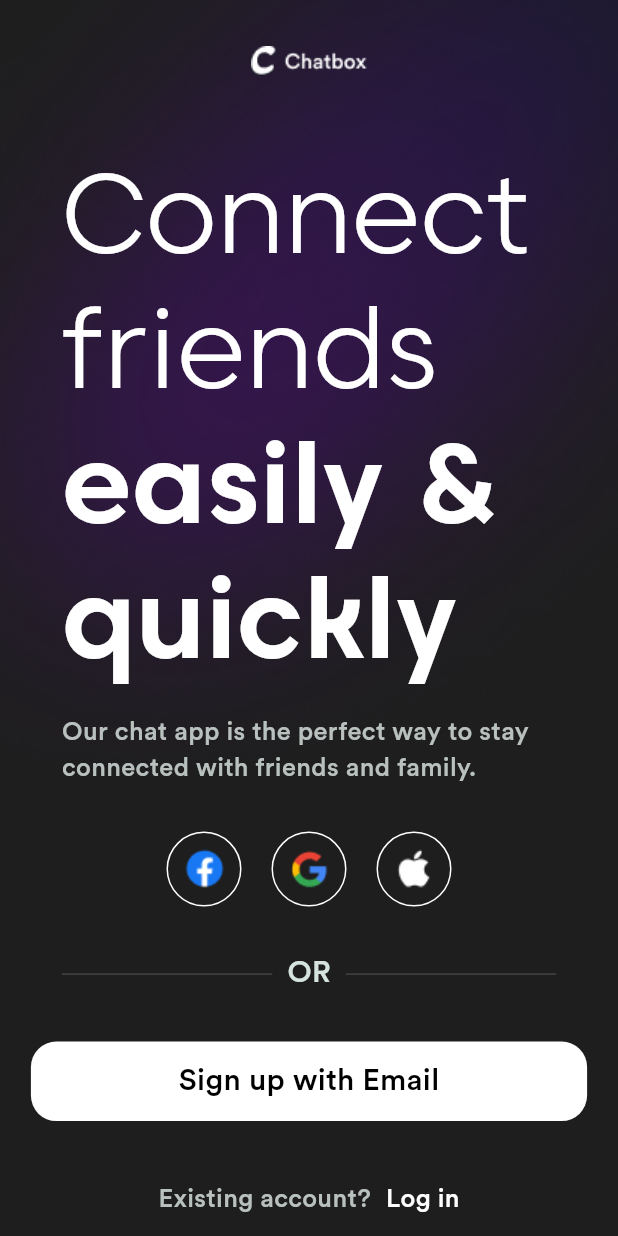
After one commit to mammadsafar/Chat_Box_App, a Flutter app: the RegisterPage screen opened by its route, on a phone screen of 412 x 824 dp. The commit adds this screen. Run offline on Flutter 3.47's test engine with Material 3 defaults, Android fonts, the phone set to English and light mode, and no system bars.

Commit message:
create register page

```diff
--- a/lib/main.dart
+++ b/lib/main.dart
@@ -1,4 +1,5 @@
 import 'package:chat_box/pages/splash_screen.dart';
+import 'package:chat_box/routes/routes.dart';
 import 'package:flutter/material.dart';
 
 void main() {
@@ -11,10 +12,11 @@ class MyApp extends StatelessWidget {
   // This widget is the root of your application.
   @override
   Widget build(BuildContext context) {
-    return const MaterialApp(
+    return MaterialApp(
       debugShowCheckedModeBanner: false,
-      title: 'Chat Box',
-      home: SplashScreen(),
+      // title: 'Chat Box',
+      initialRoute: SplashScreen.routeName,
+      routes: routes,
     );
   }
 }
--- /dev/null
+++ b/lib/pages/register/register.dart
@@ -0,0 +1,227 @@
+import 'package:flutter/material.dart';
+
+import 'dart:ui' as ui;
+
+class RegisterPage extends StatelessWidget {
+  static String routeName = '/register';
+  const RegisterPage({super.key});
+
+  @override
+  Widget build(BuildContext context) {
+    Size size = MediaQuery.of(context).size;
+    return SafeArea(
+      child: Scaffold(
+        backgroundColor: const Color(0xff1E1E1E),
+        body: Stack(
+          children: [
+            Positioned(
+              right: 0,
+              left: 0,
+              child: SizedBox(
+                child: BackdropFilter(
+                  filter: ui.ImageFilter.blur(sigmaX: 5.0, sigmaY: 5.0),
+                  child: Image.asset(
+                    fit: BoxFit.fitWidth,
+                    'assets/icons/Linner_Purple_in_Login.png',
+                  ),
+                ),
+              ),
+            ),
+            Positioned(
+              top: 30,
+              left: 0,
+              right: 0,
+              child: Column(
+                crossAxisAlignment: CrossAxisAlignment.center,
+                children: [
+                  Row(
+                    mainAxisAlignment: MainAxisAlignment.center,
+                    crossAxisAlignment: CrossAxisAlignment.center,
+                    children: [
+                      Image.asset(
+                        width: size.width * 0.2,
+                        'assets/icons/Logo -uihut (1).png',
+                      ),
+                    ],
+                  ),
+                  Column(
+                    crossAxisAlignment: CrossAxisAlignment.start,
+                    children: [
+                      const SizedBox(height: 45),
+                      SizedBox(
+                        width: size.width * 0.8,
+                        child: const Column(
+                          children: [
+                            Text(
+                              'Connect friends',
+                              style: TextStyle(
+                                fontFamily: 'carosLight',
+                                height: 1.2,
+                                fontSize: 75,
+                                color: Colors.white,
+                              ),
+                            ),
+                            Text(
+                              'easily & quickly',
+                              style: TextStyle(
+                                fontFamily: 'carosBold',
+                                height: 1.2,
+                                fontSize: 75,
+                                color: Colors.white,
+                              ),
+                            ),
+                            SizedBox(height: 20),
+                            Text(
+                              'Our chat app is the perfect way to stay connected with friends and family.',
+                              style: TextStyle(
+                                fontFamily: 'circularStd',
+                                fontSize: 17,
+                                color: Color(0xFFB9C1BE),
+                              ),
+                            ),
+                          ],
+                        ),
+                      ),
+                    ],
+                  ),
+                  const SizedBox(height: 30),
+                  Row(
+                    mainAxisAlignment: MainAxisAlignment.center,
+                    children: [
+                      LoginWithWidget(
+                        icon: 'assets/icons/Facebook-f_Logo-Blue-Logo.wine.png',
+                        onPressed: () {},
+                      ),
+                      const SizedBox(width: 20),
+                      LoginWithWidget(
+                        icon: 'assets/icons/Google_Pay-Logo.wine (1).png',
+                        onPressed: () {},
+                      ),
+                      const SizedBox(width: 20),
+                      LoginWithWidget(
+                        icon: 'assets/icons/Apple_Inc.-Logo.wine (1).png',
+                        onPressed: () {},
+                      ),
+                    ],
+                  ),
+                  const SizedBox(height: 20),
+                  SizedBox(
+                    width: size.width * 0.8,
+                    child: Row(
+                      mainAxisAlignment: MainAxisAlignment.center,
+                      children: <Widget>[
+                        Expanded(
+                          child: Divider(
+                            color: const Color(0xFFCDD1D0).withOpacity(0.2),
+                            height: 50,
+                          ),
+                        ),
+                        const Padding(
+                          padding: EdgeInsets.symmetric(horizontal: 10),
+                          child: Text(
+                            "OR",
+                            style: TextStyle(
+                              color: Color(0xFFD6E4E0),
+                              fontFamily: 'circularStd',
+                              fontWeight: FontWeight.w100,
+                              fontSize: 20,
+                            ),
+                          ),
+                        ),
+                        Expanded(
+                          child: Divider(
+                            color: const Color(0xFFCDD1D0).withOpacity(0.2),
+                            height: 50,
+                          ),
+                        ),
+                      ],
+                    ),
+                  ),
+                  const SizedBox(height: 20),
+                  GestureDetector(
+                    onTap: () {},
+                    child: Container(
+                      width: size.width * 0.9,
+                      padding: const EdgeInsets.all(12),
+                      decoration: BoxDecoration(
+                        color: Colors.white,
+                        borderRadius: BorderRadius.circular(17),
+                      ),
+                      child: const Center(
+                        child: Text(
+                          'Sign up with Email',
+                          style: TextStyle(
+                            color: Colors.black,
+                            fontSize: 20,
+                            fontFamily: 'circularStd',
+                          ),
+                        ),
+                      ),
+                    ),
+                  ),
+                  const SizedBox(height: 40),
+                  Row(
+                    mainAxisAlignment: MainAxisAlignment.center,
+                    children: [
+                      const Text(
+                        'Existing account?',
+                        style: TextStyle(
+                          color: Color(0xFFB9C1BE),
+                          fontFamily: 'circularStd',
+                          fontSize: 17,
+                        ),
+                      ),
+                      const SizedBox(width: 10),
+                      GestureDetector(
+                        onTap: () {},
+                        child: const Text(
+                          'Log in',
+                          style: TextStyle(
+                            color: Colors.white,
+                            fontFamily: 'circularStd',
+                            fontSize: 17,
+                          ),
+                        ),
+                      ),
+                    ],
+                  ),
+                ],
+              ),
+            ),
+          ],
+        ),
+      ),
+    );
+  }
+}
+
+class LoginWithWidget extends StatelessWidget {
+  final String icon;
+  final VoidCallback? onPressed;
+  const LoginWithWidget({
+    super.key,
+    required this.icon,
+    this.onPressed,
+  });
+
+  @override
+  Widget build(BuildContext context) {
+    return GestureDetector(
+      onTap: onPressed,
+      child: Container(
+        width: 50,
+        height: 50,
+        decoration: BoxDecoration(
+          borderRadius: BorderRadius.circular(50),
+          // color: const Color(0xFF3A3A3A),
+          border: Border.all(
+            color: Colors.white,
+          ),
+        ),
+        child: Center(
+          child: Image.asset(icon),
+        ),
+      ),
+    );
+  }
+}
--- a/lib/pages/splash_screen.dart
+++ b/lib/pages/splash_screen.dart
@@ -1,19 +1,20 @@
+import 'package:chat_box/pages/register/register.dart';
 import 'package:flutter/material.dart';
-import 'package:flutter_svg/flutter_svg.dart';
 
 class SplashScreen extends StatelessWidget {
+  static String routeName = '/';
   const SplashScreen({super.key});
 
   @override
   Widget build(BuildContext context) {
     return Scaffold(
-      body: Center(
-        child: Image.asset('assets/icons/Logo -uihut.png'),
-        // child: SvgPicture.asset(
-        //   'assets/icons/logo.svg',
-        //   width: 200,
-        //   height: 200,
-        // ),
+      body: GestureDetector(
+        onTap: () {
+          Navigator.pushNamed(context, RegisterPage.routeName);
+        },
+        child: Center(
+          child: Image.asset('assets/icons/Logo -uihut.png'),
+        ),
       ),
     );
   }
--- /dev/null
+++ b/lib/routes/routes.dart
@@ -0,0 +1,8 @@
+import 'package:chat_box/pages/register/register.dart';
+import 'package:chat_box/pages/splash_screen.dart';
+import 'package:flutter/material.dart';
+
+final Map<String, WidgetBuilder> routes = {
+  '/': (context) => const SplashScreen(),
+  RegisterPage.routeName: (context) => const RegisterPage(),
+};
```
Also changed, not shown: pubspec.yaml (+16 -6 lines), assets/fonts/Caros Bold.otf (added), assets/fonts/Caros Light.otf (added), assets/fonts/Caros Medium.otf (added), assets/fonts/Caros Thin.otf (added), assets/fonts/circular-std-medium-500.ttf (added), assets/icons/Apple_Inc.-Logo.wine (1).png (added), assets/icons/Facebook-f_Logo-Blue-Logo.wine.png (added), assets/icons/Google_Pay-Logo.wine (1).png (added), assets/icons/Linner_Purple_in_Login.png (added), assets/icons/Logo -uihut (1).png (added), 1 other file.
